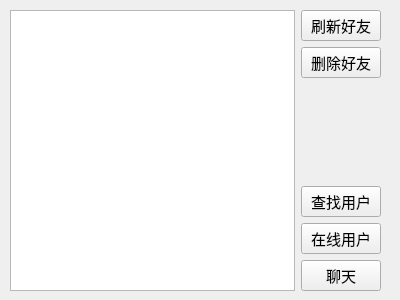
Qt form Client/friend.ui (wenshuo-zh/qt-tcp) before a commit.
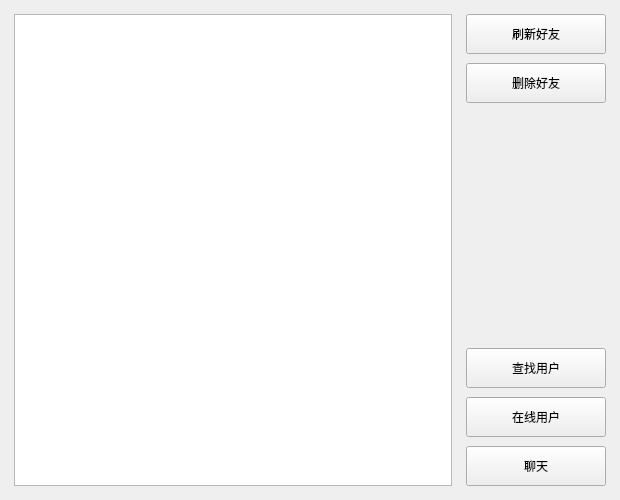
The same form after that commit.

```diff
--- a/Client/friend.ui
+++ b/Client/friend.ui
@@ -6,35 +6,81 @@
    <rect>
     <x>0</x>
     <y>0</y>
-    <width>400</width>
-    <height>300</height>
+    <width>620</width>
+    <height>500</height>
    </rect>
   </property>
+  <property name="minimumSize">
+   <size>
+    <width>620</width>
+    <height>500</height>
+   </size>
+  </property>
   <property name="windowTitle">
    <string>好友</string>
   </property>
+  <layout class="QVBoxLayout" name="rootLayout">
+   <property name="leftMargin">
+    <number>14</number>
+   </property>
+   <property name="topMargin">
+    <number>14</number>
+   </property>
+   <property name="rightMargin">
+    <number>14</number>
+   </property>
+   <property name="bottomMargin">
+    <number>14</number>
+   </property>
+   <item>
   <widget class="QWidget" name="">
-   <property name="geometry">
-    <rect>
-     <x>10</x>
-     <y>10</y>
-     <width>371</width>
-     <height>281</height>
-    </rect>
+     <property name="sizePolicy">
+      <sizepolicy hsizetype="Expanding" vsizetype="Expanding">
+       <horstretch>0</horstretch>
+       <verstretch>0</verstretch>
+      </sizepolicy>
    </property>
    <layout class="QGridLayout" name="gridLayout">
+      <property name="horizontalSpacing">
+       <number>14</number>
+      </property>
+      <property name="verticalSpacing">
+       <number>8</number>
+      </property>
+      <property name="leftMargin">
+       <number>0</number>
+      </property>
+      <property name="topMargin">
+       <number>0</number>
+      </property>
+      <property name="rightMargin">
+       <number>0</number>
+      </property>
+      <property name="bottomMargin">
+       <number>0</number>
+      </property>
     <item row="0" column="0">
-     <widget class="QListWidget" name="listWidget"/>
+       <widget class="QListWidget" name="listWidget">
+        <property name="minimumSize">
+         <size>
+          <width>360</width>
+          <height>440</height>
+         </size>
+        </property>
+       </widget>
     </item>
     <item row="0" column="1">
      <layout class="QVBoxLayout" name="verticalLayout">
+        <property name="spacing">
+         <number>9</number>
+        </property>
       <item>
        <widget class="QPushButton" name="flush_PB">
-        <property name="font">
-         <font>
-          <family>Agency FB</family>
-          <pointsize>11</pointsize>
-         </font>
+          <property name="minimumSize">
+           <size>
+            <width>140</width>
+            <height>40</height>
+           </size>
         </property>
         <property name="text">
          <string>刷新好友</string>
@@ -43,11 +89,11 @@
       </item>
       <item>
        <widget class="QPushButton" name="del_PB">
-        <property name="font">
-         <font>
-          <family>Agency FB</family>
-          <pointsize>11</pointsize>
-         </font>
+          <property name="minimumSize">
+           <size>
+            <width>140</width>
+            <height>40</height>
+           </size>
         </property>
         <property name="text">
          <string>删除好友</string>
@@ -62,18 +108,18 @@
         <property name="sizeHint" stdset="0">
          <size>
           <width>20</width>
-          <height>40</height>
+            <height>32</height>
          </size>
         </property>
        </spacer>
       </item>
       <item>
        <widget class="QPushButton" name="findUser_PB">
-        <property name="font">
-         <font>
-          <family>Agency FB</family>
-          <pointsize>11</pointsize>
-         </font>
+          <property name="minimumSize">
+           <size>
+            <width>140</width>
+            <height>40</height>
+           </size>
         </property>
         <property name="text">
          <string>查找用户</string>
@@ -82,11 +128,11 @@
       </item>
       <item>
        <widget class="QPushButton" name="onlineUser_PB">
-        <property name="font">
-         <font>
-          <family>Agency FB</family>
-          <pointsize>11</pointsize>
-         </font>
+          <property name="minimumSize">
+           <size>
+            <width>140</width>
+            <height>40</height>
+           </size>
         </property>
         <property name="text">
          <string>在线用户</string>
@@ -95,11 +141,11 @@
       </item>
       <item>
        <widget class="QPushButton" name="chat_PB">
-        <property name="font">
-         <font>
-          <family>Agency FB</family>
-          <pointsize>11</pointsize>
-         </font>
+          <property name="minimumSize">
+           <size>
+            <width>140</width>
+            <height>40</height>
+           </size>
         </property>
         <property name="text">
          <string>聊天</string>
@@ -110,6 +156,8 @@
     </item>
    </layout>
   </widget>
+   </item>
+  </layout>
  </widget>
  <resources/>
  <connections/>
```
Lines whose indentation alone changed are shown as unchanged.
